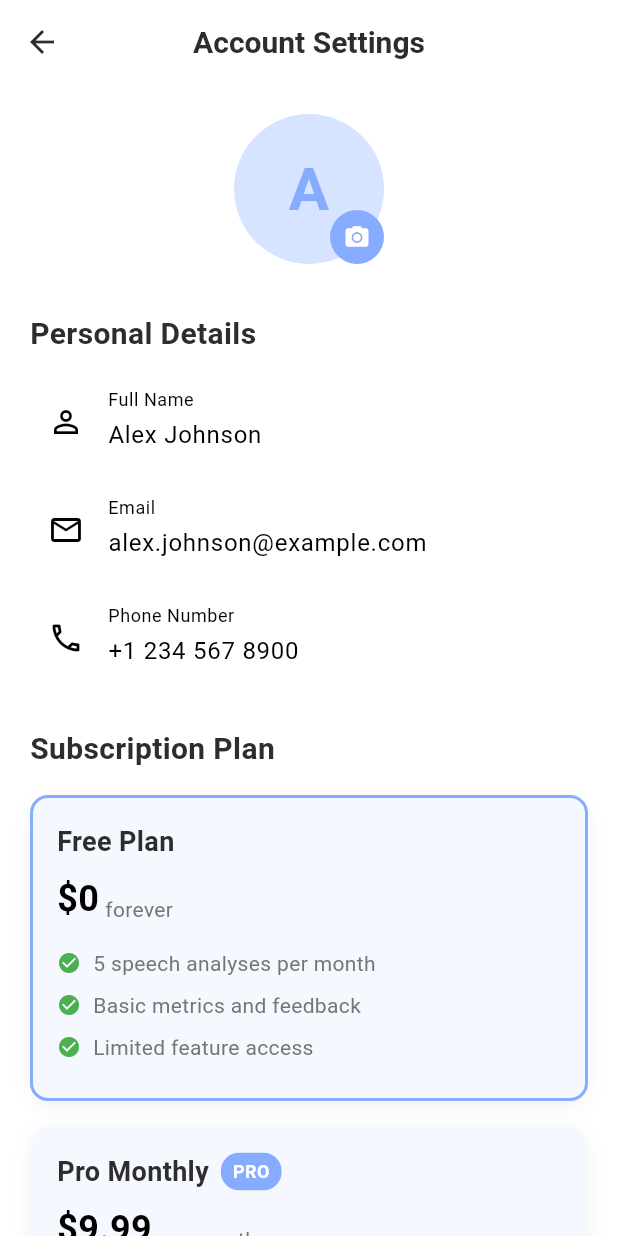
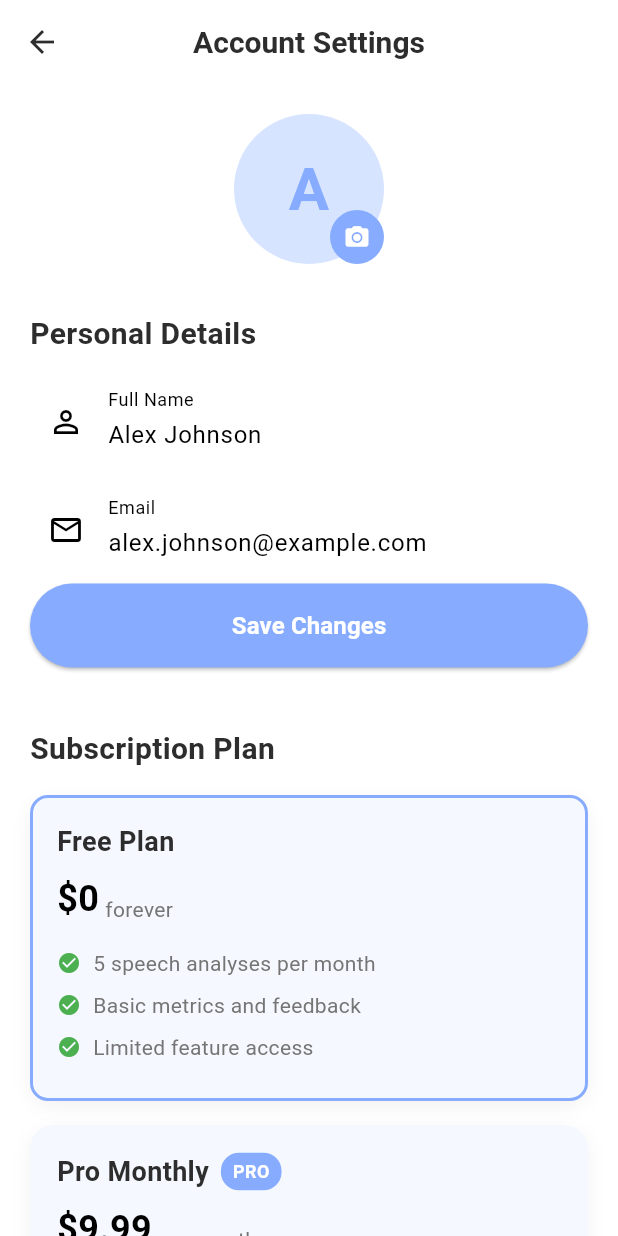
Before and after one commit to naela-girsy-projects/Project-VocalLabs, a Flutter app: the AccountSettingsScreen screen opened by its route, on a phone screen of 412 x 824 dp. Run offline on Flutter 3.47's test engine with Material 3 defaults, Android fonts, the phone set to English and light mode, and no system bars; our stand-ins replace fl_chart, image_picker; Roboto replaces fonts that are missing (Poppins).

Commit message:
updated the accounts settings.

```diff
--- a/Client/lib/screens/account_settings_screen.dart
+++ b/Client/lib/screens/account_settings_screen.dart
@@ -40,15 +40,6 @@ class _AccountSettingsScreenState extends State<AccountSettingsScreen> {
     setState(() {
       _selectedPlan = plan;
     });
-
-    // If a paid plan is selected, navigate to payment gateway
-    if (plan != 'Free') {
-      Navigator.pushNamed(
-        context,
-        '/payment',
-        arguments: {'plan': plan, 'price': plan == 'Monthly' ? 9.99 : 79.99},
-      );
-    }
   }
 
   @override
@@ -139,13 +130,21 @@ class _AccountSettingsScreenState extends State<AccountSettingsScreen> {
                         return null;
                       },
                     ),
-                    const SizedBox(height: 16),
-                    TextFormField(
-                      controller: _phoneController,
-                      decoration: const InputDecoration(
-                        labelText: 'Phone Number',
-                        prefixIcon: Icon(Icons.phone_outlined),
-                      ),
+
+                    // Save Changes Button
+                    CustomButton(
+                      text: 'Save Changes',
+                      onPressed: () {
+                        if (_formKey.currentState?.validate() ?? false) {
+                          // Save profile changes
+                          ScaffoldMessenger.of(context).showSnackBar(
+                            const SnackBar(
+                              content: Text('Profile updated successfully!'),
+                            ),
+                          );
+                          Navigator.pop(context);
+                        }
+                      },
                     ),
                   ],
                 ),
@@ -208,25 +207,19 @@ class _AccountSettingsScreenState extends State<AccountSettingsScreen> {
               ),
               const SizedBox(height: 32),
 
-              // Save Changes Button
+              // Pay to Subscribe Button
               CustomButton(
-                text:
-                    _selectedPlan == 'Free'
-                        ? 'Save Changes'
-                        : 'Subscribe & Save',
+                text: 'Pay to Subscribe',
                 onPressed: () {
-                  if (_formKey.currentState?.validate() ?? false) {
-                    if (_selectedPlan != 'Free') {
-                      Navigator.pushNamed(context, '/payment');
-                    } else {
-                      // Save profile changes
-                      ScaffoldMessenger.of(context).showSnackBar(
-                        const SnackBar(
-                          content: Text('Profile updated successfully!'),
-                        ),
-                      );
-                      Navigator.pop(context);
-                    }
+                  if (_selectedPlan != 'Free') {
+                    Navigator.pushNamed(
+                      context,
+                      '/payment',
+                      arguments: {
+                        'plan': _selectedPlan,
+                        'price': _selectedPlan == 'Monthly' ? 9.99 : 79.99,
+                      },
+                    );
                   }
                 },
               ),
```
